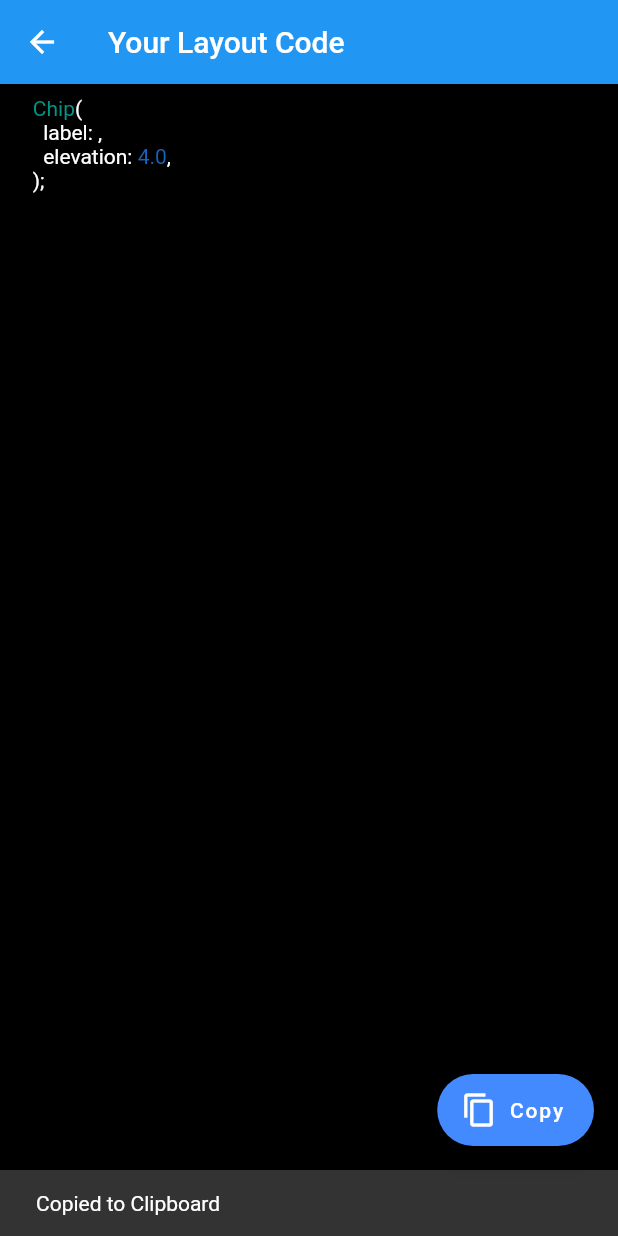
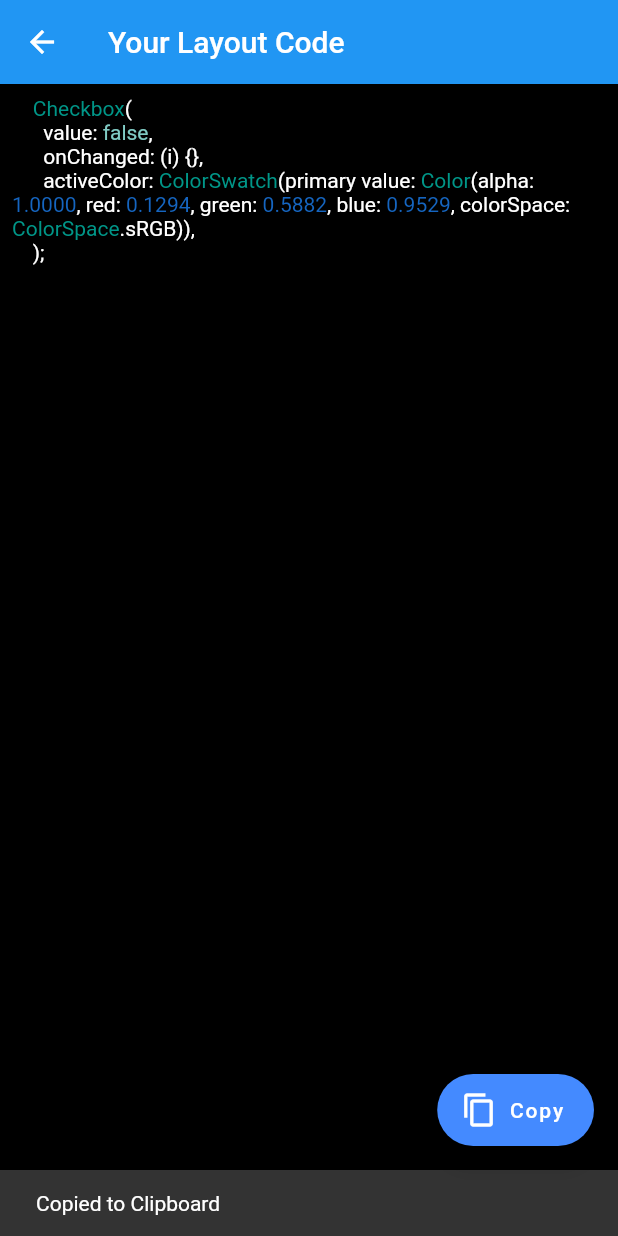
Before and after one commit to deven98/MetaFlutter, a Flutter app: the CodeScreen screen opened directly with empty values, after a tap on "Copy", on a phone screen of 412 x 824 dp. Run offline on Flutter 3.47's test engine with Material 2 defaults, Android fonts, the phone set to English and light mode, and no system bars; our stand-ins replace string_scanner; missing offline and left inert: unicorndial.

Commit message:
New:-Switch,CheckBox,slider, Fix: IconButton,chip

```diff
--- a/lib/widget_builder_utilities/model_widget.dart
+++ b/lib/widget_builder_utilities/model_widget.dart
@@ -26,6 +26,9 @@ import 'package:flutter_app_builder/widget_builder_utilities/widgets/transform_t
 import 'package:flutter_app_builder/widget_builder_utilities/widgets/card_view_model.dart';
 import 'package:flutter_app_builder/widget_builder_utilities/widgets/icon_button_model.dart';
 import 'package:flutter_app_builder/widget_builder_utilities/widgets/chip_model.dart';
+import 'package:flutter_app_builder/widget_builder_utilities/widgets/slider_model.dart';
+import 'package:flutter_app_builder/widget_builder_utilities/widgets/switch_model.dart';
+import 'package:flutter_app_builder/widget_builder_utilities/widgets/checkbox_model.dart';
 
 /// Denotes the type of widget
 enum WidgetType {
@@ -55,7 +58,10 @@ enum WidgetType {
   CardView,
   IconButton,
   RadioButton,
-  ChipView
+  ChipView,
+  Slider,
+  SwitchBox,
+  CheckBox
 }
 
 /// Denotes if the widget can have zero, one or multiple children
@@ -143,13 +149,20 @@ ModelWidget getNewModelFromType(WidgetType type) {
     case WidgetType.IconButton:
       return IconButtonModel();
       break;
-
     case WidgetType.RadioButton:
       return RadioModel();
       break;
-
     case WidgetType.ChipView:
       return ChipModel();
+      break;
+    case WidgetType.Slider:
+      return SliderModel();
+      break;
+    case WidgetType.SwitchBox:
+      return SwitchModel();
+      break;
+    case WidgetType.CheckBox:
+      return CheckBoxModel();
       break;
     default:
       return null;
--- /dev/null
+++ b/lib/widget_builder_utilities/widgets/checkbox_model.dart
@@ -0,0 +1,42 @@
+import 'package:flutter/material.dart';
+import '../model_widget.dart';
+import '../property.dart';
+
+class CheckBoxModel extends ModelWidget {
+  CheckBoxModel() {
+    this.widgetType = WidgetType.CheckBox;
+    this.nodeType = NodeType.End;
+    this.hasProperties = true;
+    this.hasChildren = false;
+    this.paramNameAndTypes = {"value": PropertyType.boolean,
+      "activeColor": PropertyType.color
+    };
+
+    this.params = {"value": false, "activeColor": Colors.blue};
+  }
+
+  @override
+  Map getParamValuesMap() {
+    return {"value": params["value"], "activeColor": params["activeColor"]};
+  }
+
+  @override
+  String toCode() {
+    return '''
+    Checkbox(
+      value: ${params["value"] ?? false},
+      onChanged: (i) {},
+      activeColor: ${params["activeColor"] ?? Colors.blue},
+    );
+    ''';
+  }
+
+  @override
+  Widget toWidget() {
+    return Checkbox(
+      value: params["value"] ?? false,
+      onChanged: (i) {},
+      activeColor: params["activeColor"] ?? Colors.blue,
+    );
+  }
+}
--- a/lib/widget_builder_utilities/widgets/chip_model.dart
+++ b/lib/widget_builder_utilities/widgets/chip_model.dart
@@ -4,37 +4,34 @@ import '../model_widget.dart';
 import '../property.dart';
 
 class ChipModel extends ModelWidget {
-
-  ChipModel(){
-this.widgetType = WidgetType.ChipView;
-    this.nodeType = NodeType.SingleChild;
+  ChipModel() {
+    this.widgetType = WidgetType.ChipView;
+    this.nodeType = NodeType.End;
     this.hasProperties = true;
     this.hasChildren = false;
     this.paramNameAndTypes = {
       "label": PropertyType.string,
-      "elevation": PropertyType.double
+      "elevation": PropertyType.double,
+      "backgroundColor": PropertyType.color,
     };
 
-    this.params = {
-      "label": "",
-      "elevation": "4.0"
-    };
+    this.params = {"label": "", "elevation": "4.0", };
   }
 
   @override
   Map getParamValuesMap() {
-    return {
-      "label": params["label"],
-      "elevation": params["elevation"]
-    };
+    return {"label": params["label"],
+    "elevation": params["elevation"],
+    "backgroundColor": params["backgroundColor"]};
   }
 
   @override
   String toCode() {
     return '''
     Chip(
-      label: ${params["label"]},
-      elevation: ${params["elevation"]},
+      label: Text(params["label"]),
+      elevation: double.parse(params["elevation"]) ?? 2.0,
+      backgroundColor: params["backgroundColor"] ?? Colors.blue,
     );''';
   }
 
@@ -42,8 +39,8 @@ this.widgetType = WidgetType.ChipView;
   Widget toWidget() {
     return Chip(
       label: Text(params["label"]),
-      elevation: double.parse(params["elevation"]),
+      elevation: double.parse(params["elevation"]) ?? 2.0,
+      backgroundColor: params["backgroundColor"] ?? Colors.blue,
     );
   }
-
 }
--- a/lib/widget_builder_utilities/widgets/icon_button_model.dart
+++ b/lib/widget_builder_utilities/widgets/icon_button_model.dart
@@ -6,7 +6,7 @@ import '../model_widget.dart';
 class IconButtonModel extends ModelWidget {
   IconButtonModel() {
     this.widgetType = WidgetType.IconButton;
-    this.nodeType = NodeType.SingleChild;
+    this.nodeType = NodeType.End;
     this.hasProperties = true;
     this.hasChildren = false;
     this.paramNameAndTypes = {
--- a/lib/widget_builder_utilities/widgets/radio_model.dart
+++ b/lib/widget_builder_utilities/widgets/radio_model.dart
@@ -6,7 +6,7 @@ class RadioModel extends ModelWidget {
 
   RadioModel() {
     this.widgetType = WidgetType.RadioButton;
-    this.nodeType = NodeType.SingleChild;
+    this.nodeType = NodeType.End;
     this.hasProperties = false;
     this.hasChildren = false;
   }
--- /dev/null
+++ b/lib/widget_builder_utilities/widgets/switch_model.dart
@@ -0,0 +1,43 @@
+import 'package:flutter/material.dart';
+import '../model_widget.dart';
+import '../property.dart';
+
+class SwitchModel extends ModelWidget {
+  SwitchModel() {
+    this.widgetType = WidgetType.SwitchBox;
+    this.nodeType = NodeType.End;
+    this.hasProperties = true;
+    this.hasChildren = false;
+    this.paramNameAndTypes = {
+      "value": PropertyType.boolean,
+      "activeColor": PropertyType.color
+    };
+
+    this.params = {"value": false, "activeColor": Colors.blue};
+  }
+
+  @override
+  Map getParamValuesMap() {
+    return {"value": params["value"], "activeColor": params["activeColor"]};
+  }
+
+  @override
+  String toCode() {
+    return '''
+    Switch(
+      value: ${params["value"] ?? false},
+      onChanged: (i) {},
+      activeColor: ${params["activeColor"] ?? Colors.blue},
+    );
+    ''';
+  }
+
+  @override
+  Widget toWidget() {
+    return Switch(
+      value: params["value"] ?? false,
+      onChanged: (i) {},
+      activeColor: params["activeColor"] ?? Colors.blue,
+    );
+  }
+}
```
Also changed, not shown: lib/widget_builder_utilities/widgets/slider_model.dart (added, +52 -0 lines).
